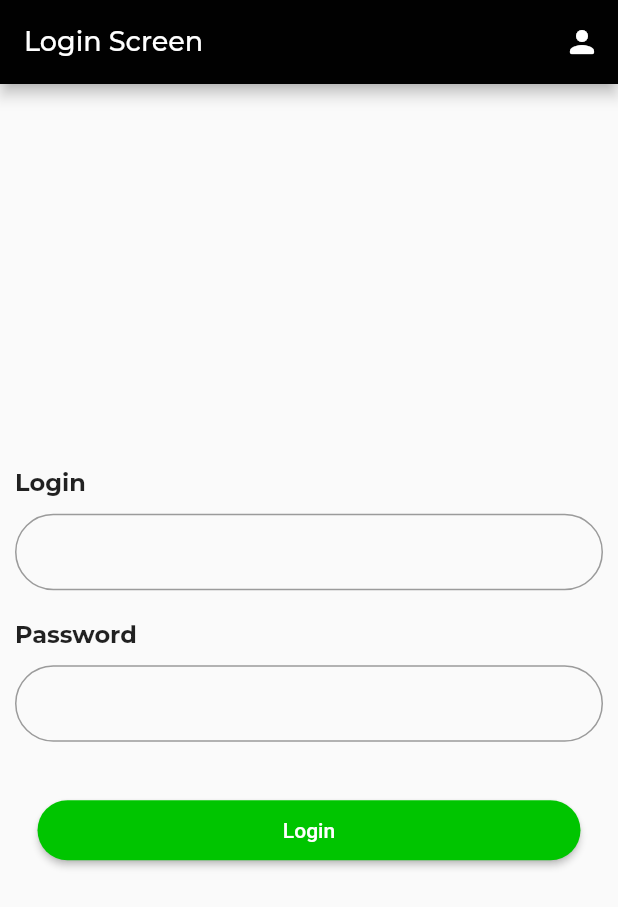
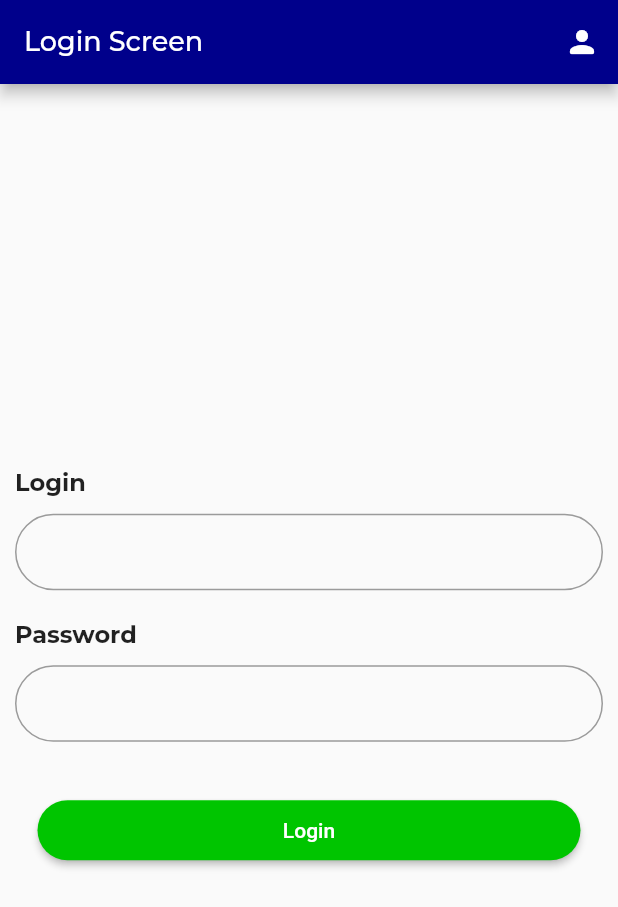
Before and after one commit to wendersonads/gpp-app, a Flutter app: the screen it shows after launch, on a phone screen of 412 x 824 dp. Shown: the top 907 px of the screen. Run offline on Flutter 3.47's test engine with Material 2 defaults, Android fonts, the phone set to English and light mode, and no system bars; our stand-ins replace fluttertoast, google_fonts, logger.

Commit message:
:sparkles: alteração cores tela login e cadastro

```diff
--- a/gpp-app/gpp_app/lib/view/cadastro_view.dart
+++ b/gpp-app/gpp_app/lib/view/cadastro_view.dart
@@ -12,7 +12,7 @@ class _CadastroViewState extends State<CadastroView> {
   Widget build(BuildContext context) {
     return Scaffold(
       appBar: AppBar(
-        backgroundColor: const Color.fromARGB(255, 1, 1, 1),
+       backgroundColor: const Color.fromARGB(255, 0, 0, 139),
         title: const Text('Cadastro'),
       ),
       body: Center(
--- a/gpp-app/gpp_app/lib/view/login_view.dart
+++ b/gpp-app/gpp_app/lib/view/login_view.dart
@@ -20,7 +20,7 @@ class _LoginViewState extends State<LoginView> {
   Widget build(BuildContext context) {
     return Scaffold(
       appBar: AppBar(
-        backgroundColor: const Color.fromARGB(255, 1, 1, 1),
+       backgroundColor: const Color.fromARGB(255, 0, 0, 139),
         title: Text(
           'Login Screen',
           style: GoogleFonts.montserrat(fontSize: 18),
```
